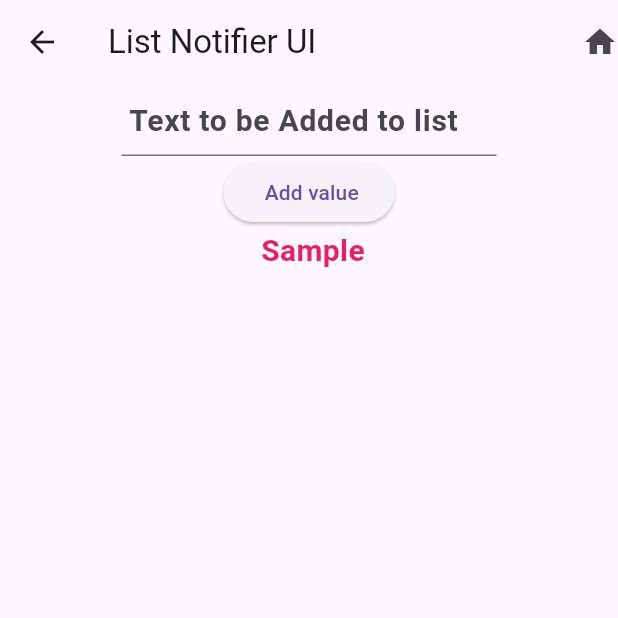
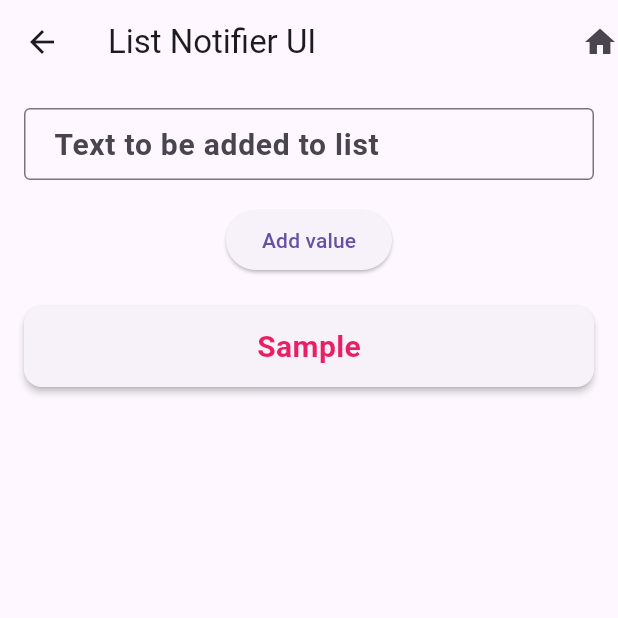
Before and after one commit to jinosh05/flutter_provider_example, a Flutter app: the NewPage screen opened directly, after a tap on "Next Page", on a phone screen of 412 x 824 dp, the top half of it. Run offline on Flutter 3.47's test engine with Material 3 defaults, Android fonts, the light colour scheme and no system bars.

Commit message:
ListDataScreen UI updated

```diff
--- /dev/null
+++ b/lib/list_data_screen.dart
@@ -0,0 +1,113 @@
+import 'package:flutter/material.dart';
+import 'package:prov_eg/main.dart';
+import 'package:prov_eg/notifier.dart';
+import 'package:provider/provider.dart';
+
+class ListDataScreen extends StatefulWidget {
+  const ListDataScreen({super.key});
+
+  @override
+  ListDataScreenState createState() => ListDataScreenState();
+}
+
+class ListDataScreenState extends State<ListDataScreen> {
+  final TextEditingController _controller = TextEditingController();
+  final List<Color> _listColor = [
+    Colors.pink,
+    Colors.black,
+    Colors.blue,
+    Colors.green,
+    Colors.orange
+  ];
+
+  @override
+  void dispose() {
+    _controller.dispose();
+    super.dispose();
+  }
+
+  @override
+  Widget build(BuildContext context) {
+    return Scaffold(
+      appBar: AppBar(
+        title: const Text("List Notifier UI"),
+        actions: [
+          InkWell(
+            onTap: () {
+              Navigator.of(context)
+                  .push(MaterialPageRoute(builder: (context) => const MyApp()));
+            },
+            child: const Icon(
+              Icons.home,
+            ),
+          )
+        ],
+      ),
+      body: SafeArea(
+        child: SingleChildScrollView(
+          child: Padding(
+            padding: const EdgeInsets.all(16.0),
+            child: Column(
+              children: [
+                SizedBox(
+                  width: double.infinity,
+                  child: TextFormField(
+                    decoration: const InputDecoration(
+                      hintText: "Text to be added to list",
+                      border: OutlineInputBorder(),
+                      contentPadding: EdgeInsets.symmetric(horizontal: 16.0),
+                    ),
+                    controller: _controller,
+                    onEditingComplete: () {
+                      debugPrint("${_controller.text} is added");
+                      context.read<ListModel>().addToList(_controller.text);
+                      _controller.clear();
+                    },
+                    style: const TextStyle(
+                        color: Colors.black,
+                        fontSize: 20,
+                        fontWeight: FontWeight.bold),
+                  ),
+                ),
+                const SizedBox(height: 16),
+                ElevatedButton(
+                    onPressed: () {
+                      debugPrint("${_controller.text} is added");
+                      context.read<ListModel>().addToList(_controller.text);
+                      _controller.clear();
+                    },
+                    child: const Text("Add value")),
+                const SizedBox(height: 16),
+                ListView.builder(
+                  physics: const NeverScrollableScrollPhysics(),
+                  itemCount: context.watch<ListModel>().listDatas.length,
+                  shrinkWrap: true,
+                  itemBuilder: (BuildContext context, int index) {
+                    return Card(
+                      elevation: 2,
+                      margin: const EdgeInsets.symmetric(vertical: 4),
+                      child: Padding(
+                        padding: const EdgeInsets.all(12.0),
+                        child: Center(
+                          child: Text(
+                            context.watch<ListModel>().listDatas[index],
+                            style: TextStyle(
+                              fontSize: 20,
+                              fontWeight: FontWeight.bold,
+                              height: 1.5,
+                              color: _listColor[index % _listColor.length],
+                            ),
+                          ),
+                        ),
+                      ),
+                    );
+                  },
+                ),
+              ],
+            ),
+          ),
+        ),
+      ),
+    );
+  }
+}
--- a/lib/list_view_screen.dart
+++ /dev/null
@@ -1,95 +0,0 @@
-import 'package:flutter/material.dart';
-import 'package:prov_eg/main.dart';
-import 'package:prov_eg/notifier.dart';
-import 'package:provider/provider.dart';
-
-class ListPage extends StatefulWidget {
-  const ListPage({super.key});
-
-  @override
-  ListPageState createState() => ListPageState();
-}
-
-class ListPageState extends State<ListPage> {
-  final TextEditingController _controller = TextEditingController();
-  final List<Color> _listColor = [
-    Colors.pink,
-    Colors.black,
-    Colors.blue,
-    Colors.green,
-    Colors.orange
-  ];
-  @override
-  void dispose() {
-    _controller.dispose();
-    super.dispose();
-  }
-
-  @override
-  Widget build(BuildContext context) {
-    return Scaffold(
-      appBar: AppBar(
-        title: const Text("List Notifier UI"),
-        actions: [
-          InkWell(
-            onTap: () {
-              Navigator.of(context)
-                  .push(MaterialPageRoute(builder: (context) => const MyApp()));
-            },
-            child: const Icon(
-              Icons.home,
-            ),
-          )
-        ],
-      ),
-      body: SafeArea(
-        child: SingleChildScrollView(
-          child: Column(
-            children: [
-              SizedBox(
-                width: 250,
-                child: TextFormField(
-                  decoration: const InputDecoration(
-                      hintText: " Text to be Added to list"),
-                  controller: _controller,
-                  onEditingComplete: () {
-                    debugPrint("${_controller.text} is added");
-                    context.read<ListModel>().addToList(_controller.text);
-                    _controller.clear();
-                  },
-                  style: const TextStyle(
-                      color: Colors.black,
-                      fontSize: 20,
-                      fontWeight: FontWeight.bold),
-                ),
-              ),
-              ElevatedButton(
-                  onPressed: () {
-                    debugPrint("${_controller.text} is added");
-                    context.read<ListModel>().addToList(_controller.text);
-                    _controller.clear();
-                  },
-                  child: const Text(" Add value")),
-              ListView.builder(
-                physics: const NeverScrollableScrollPhysics(),
-                itemCount: context.watch<ListModel>().listDatas.length,
-                shrinkWrap: true,
-                itemBuilder: (BuildContext context, int index) {
-                  return Center(
-                      child: Text(
-                    context.watch<ListModel>().listDatas[index],
-                    style: TextStyle(
-                        fontSize: 20,
-                        fontWeight: FontWeight.bold,
-                        height: 1.5,
-                        color: _listColor[index < 5 ? index : index % 5]),
-                  ));
-                },
-              ),
-            ],
-          ),
-        ),
-      ),
-    );
-  }
-}
--- a/lib/notifier.dart
+++ b/lib/notifier.dart
@@ -1,5 +1,5 @@
+import 'package:flutter/cupertino.dart';
 import 'package:flutter/material.dart';
-import 'package:flutter/cupertino.dart';
 
 class NumberModel with ChangeNotifier {
   int _number = 0;
@@ -12,11 +12,20 @@ class NumberModel with ChangeNotifier {
   }
 }
 
+/// A ChangeNotifier class to manage the list data.
+///
+/// This class allows adding items to the list and notifies listeners
+/// about changes in the list data.
 class ListModel with ChangeNotifier {
-  final List<String> _list = [" Sample"];
+  /// Internal list of strings.
+  final List<String> _list = ["Sample"];
 
-  List get listDatas => _list;
+  /// Getter to retrieve the list data.
+  List<String> get listDatas => _list;
 
+  /// Adds a new value to the list and notifies listeners.
+  ///
+  /// [value] The value to be added to the list.
   void addToList(String value) {
     _list.add(value);
     notifyListeners();
--- a/lib/second_screen.dart
+++ b/lib/second_screen.dart
@@ -1,5 +1,5 @@
 import 'package:flutter/material.dart';
-import 'package:prov_eg/list_view_screen.dart';
+import 'package:prov_eg/list_data_screen.dart';
 import 'package:prov_eg/notifier.dart';
 import 'package:provider/provider.dart';
 
@@ -30,7 +30,7 @@ class NewPageState extends State<NewPage> {
               TextButton(
                   onPressed: () {
                     Navigator.of(context).push(MaterialPageRoute(
-                        builder: (context) => const ListPage()));
+                        builder: (context) => const ListDataScreen()));
                   },
                   child: const Text("Next Page")),
             ],
```
